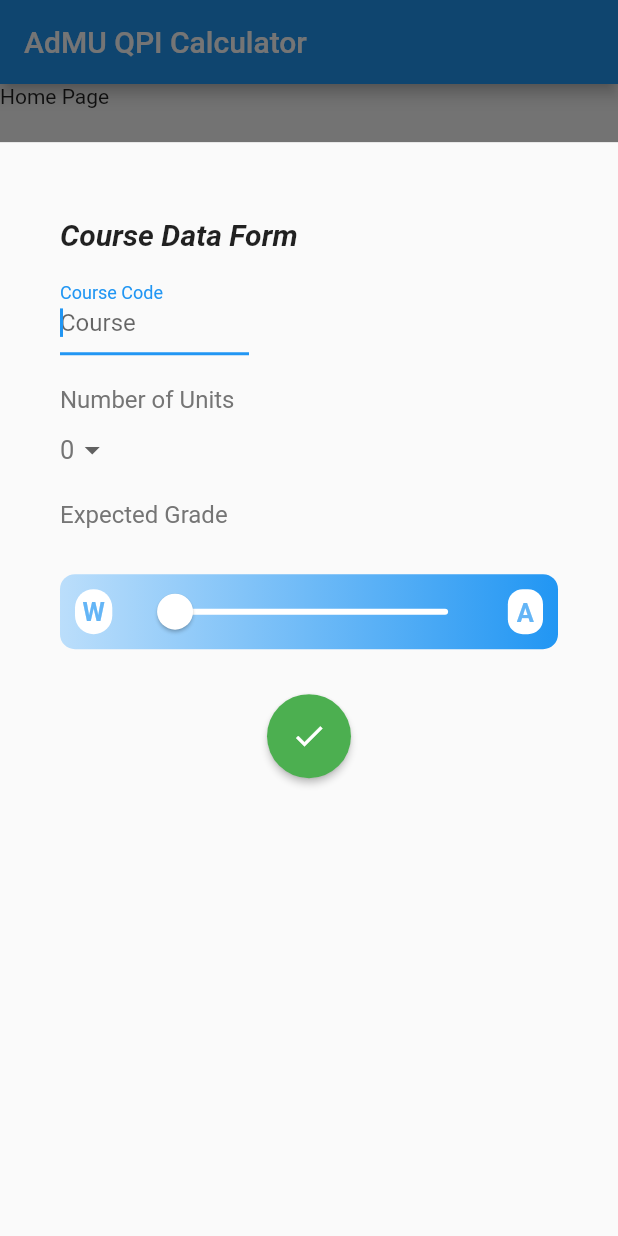
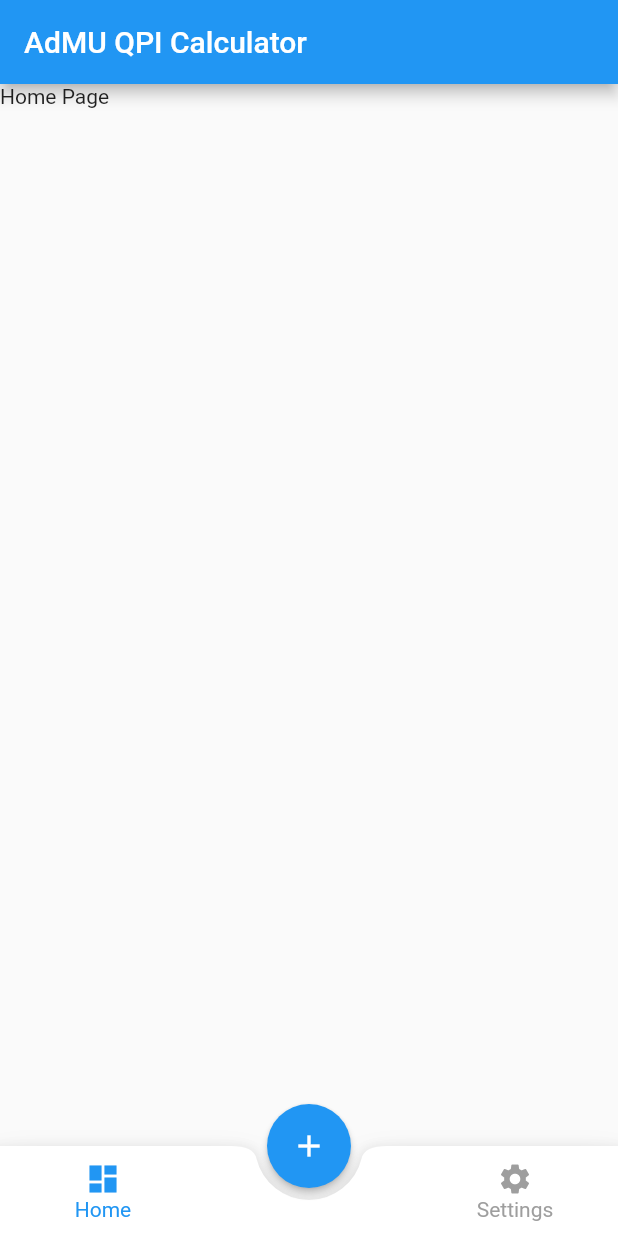
Before and after one commit to dsc-ateneo-de-manila-university/admu_qpi_calculator, a Flutter app: the screen it shows after launch, after a tap on the "add" icon, on a phone screen of 412 x 824 dp. Run offline on Flutter 3.47's test engine with Material 2 defaults, Android fonts, the phone set to English and light mode, and no system bars.

Commit message:
Revert "Rhed form screen"

```diff
--- a/lib/main.dart
+++ b/lib/main.dart
@@ -2,7 +2,7 @@ import 'package:admu_qpi_calculator/widgets/fab_bottom_app_bar.dart';
 import 'package:admu_qpi_calculator/screens/home.dart';
 import 'package:admu_qpi_calculator/screens/settings.dart';
 import 'package:flutter/material.dart';
-import 'package:admu_qpi_calculator/screens/form.dart';
+
 void main() => runApp(new MyApp());
 
 class MyApp extends StatelessWidget {
@@ -42,23 +42,6 @@ class _MainScreenState extends State<MainScreen> {
     });
   }
 
-  void displayBottomSheet(BuildContext context) {
-    showModalBottomSheet(
-        isScrollControlled: true,
-        context: context,
-        builder: (ctx) {
-          return Container(
-            height: MediaQuery.of(context).size.height * 0.885,
-            child: Center(
-              child: Padding(
-                padding: const EdgeInsets.fromLTRB(40 , 40 , 40, 40),
-                child: DataForm(),
-              ),
-            ),
-          );
-        });
-  }
-
   @override
   Widget build(BuildContext context) {
     return Scaffold(
@@ -81,7 +64,6 @@ class _MainScreenState extends State<MainScreen> {
         floatingActionButton: FloatingActionButton(
           onPressed: () {
             print("Floating Add Button Clicked");
-            displayBottomSheet(context);
           },
           tooltip: 'Add',
           child: Icon(Icons.add),
--- a/lib/screens/form.dart
+++ /dev/null
@@ -1,285 +0,0 @@
-import 'package:flutter/material.dart';
-
-class DataForm extends StatefulWidget {
-  @override
-  _DataFormState createState() => new _DataFormState();
-}
-
-class _DataFormState extends State<DataForm> {
-  final _formKey = GlobalKey<FormState>();
-
-  String _coursename = '';
-  String _code = '';
-  int _units = 0;
-  var myLetterGrade = "W";
-  var sliderValue = 0.0;
-  double _grade = -1;
-
-  @override
-  Widget build(BuildContext context) {
-    // Build a Form widget using the _formKey we created above
-    return GestureDetector(
-      onTap: () {
-        FocusScope.of(context).unfocus();
-      },
-      child: Form(
-          key: _formKey,
-          child: new ListView(
-            children: getFormWidget(),
-          )),
-    );
-  }
-
-  List<Widget> getFormWidget() {
-    List<Widget> formWidget = new List();
-
-    formWidget.add(new Container(
-      padding: EdgeInsets.fromLTRB(0, 10, 0, 10),
-      child: Text(
-        'Course Data Form',
-        style: TextStyle(
-            fontSize: 20,
-            fontWeight: FontWeight.w600,
-            fontStyle: FontStyle.italic),
-      ),
-    ));
-
-    formWidget.add(Container(
-      width: MediaQuery.of(context).size.width / 3,
-      padding:
-          EdgeInsets.fromLTRB(0, 0, MediaQuery.of(context).size.width * .5, 0),
-      child: new TextFormField(
-        autofocus: true,
-        decoration:
-            InputDecoration(labelText: 'Course Code', hintText: 'Course'),
-        validator: (value) {
-          if (value.isEmpty) {
-            return 'Please enter a Course Code';
-          }
-          return null;
-        },
-        onSaved: (value) {
-          setState(() {
-            _code = value;
-          });
-        },
-      ),
-    ));
-
-    formWidget.add(
-      new Container(
-        padding: EdgeInsets.fromLTRB(0, 0, 0, 0),
-        width: MediaQuery.of(context).size.width,
-        child: Column(
-          children: [
-            Align(
-              alignment: Alignment.centerLeft,
-              child: Container(
-                padding: EdgeInsets.fromLTRB(0, 20, 0, 0),
-                child: Text(
-                  'Number of Units',
-                  style: TextStyle(fontSize: 16, color: Colors.grey[600]),
-                ),
-              ),
-            ),
-            Container(
-              alignment: Alignment.topLeft,
-              child: DropdownButtonHideUnderline(
-                child: ButtonTheme(
-                  child: DropdownButton(
-                    hint: Text(
-                      _units.toString(),
-                      style: TextStyle(fontSize: 17, color: Colors.grey[600]),
-                    ),
-                    items: [
-                      DropdownMenuItem(
-                        child: Text("1"),
-                        value: 1,
-                      ),
-                      DropdownMenuItem(child: Text("2"), value: 2),
-                      DropdownMenuItem(child: Text("3"), value: 3),
-                      DropdownMenuItem(child: Text("4"), value: 4),
-                      DropdownMenuItem(child: Text("5"), value: 5),
-                      DropdownMenuItem(child: Text("6"), value: 6)
-                    ],
-                    onChanged: (value) {
-                      setState(() {
-                        _units = value;
-                      });
-                    },
-                  ),
-                ),
-              ),
-            ),
-          ],
-        ),
-      ),
-    );
-
-    formWidget.add(
-      Container(
-        padding: EdgeInsets.fromLTRB(0, 0, 0, 30),
-        child: new Column(
-          children: [
-            Align(
-              alignment: Alignment.centerLeft,
-              child: Container(
-                padding: EdgeInsets.fromLTRB(0, 10, 0, 30),
-                child: Text(
-                  'Expected Grade',
-                  style: TextStyle(fontSize: 16, color: Colors.grey[600]),
-                ),
-              ),
-            ),
-            Container(
-              child: Row(
-                mainAxisAlignment: MainAxisAlignment.spaceBetween,
-                mainAxisSize: MainAxisSize.max,
-                crossAxisAlignment: CrossAxisAlignment.start,
-                children: [
-                  Align(
-                    alignment: Alignment.bottomLeft,
-                    child: Container(
-                      padding: EdgeInsets.all(10),
-                      child: Container(
-                        padding: EdgeInsets.all(5),
-                        decoration: BoxDecoration(
-                          borderRadius: BorderRadius.circular(20),
-                          color: Colors.white,
-                        ),
-                        child: Text(
-                          'W',
-                          style: TextStyle(
-                            fontWeight: FontWeight.bold,
-                            color: Colors.blue[300],
-                            fontSize: 17,
-                          ),
-                        ),
-                      ),
-                    ),
-                  ),
-                  Container(
-                    width: 240,
-                    child: SliderTheme(
-                      data: SliderTheme.of(context).copyWith(
-                        activeTrackColor: Colors.lightBlue[400],
-                        inactiveTrackColor: Colors.white,
-                        trackShape: RoundedRectSliderTrackShape(),
-                        trackHeight: 4.0,
-                        thumbShape:
-                            RoundSliderThumbShape(enabledThumbRadius: 12.0),
-                        thumbColor: Colors.white,
-                        overlayColor: Colors.blue.withAlpha(32),
-                        overlayShape:
-                            RoundSliderOverlayShape(overlayRadius: 28.0),
-                        tickMarkShape: RoundSliderTickMarkShape(),
-                        activeTickMarkColor: Colors.lightBlue[400],
-                        inactiveTickMarkColor: Colors.white,
-                        valueIndicatorShape: PaddleSliderValueIndicatorShape(),
-                        valueIndicatorColor: Colors.white,
-                        valueIndicatorTextStyle: TextStyle(
-                          color: Colors.blue[300],
-                          fontWeight: FontWeight.bold,
-                          fontSize: 17,
-                        ),
-                      ),
-                      child: Slider(
-                        value: sliderValue,
-                        min: 0,
-                        max: 8,
-                        divisions: 8,
-                        label: myLetterGrade,
-                        onChanged: (value) {
-                          setState(
-                            () {
-                              sliderValue = value;
-                              if (sliderValue < 2.0) {
-                                myLetterGrade = "F";
-                                _grade = 0.0;
-                              }
-                              if (sliderValue >= 2.0 && sliderValue < 4.0) {
-                                myLetterGrade = "D";
-                                _grade = 1.0;
-                              }
-                              if (sliderValue >= 4.0 && sliderValue < 5.0) {
-                                myLetterGrade = "C";
-                                _grade = 2.0;
-                              }
-                              if (sliderValue >= 5.0 && sliderValue < 6.0) {
-                                myLetterGrade = "C+";
-                                _grade = 2.5;
-                              }
-                              if (sliderValue >= 6.0 && sliderValue < 7.0) {
-                                myLetterGrade = "B";
-                                _grade = 3.0;
-                              }
-                              if (sliderValue >= 7.0 && sliderValue < 8.0) {
-                                myLetterGrade = "B+";
-                                _grade = 3.5;
-                              }
-                              if (sliderValue == 8.0) {
-                                myLetterGrade = "A";
-                                _grade = 4.0;
-                              }
-                            },
-                          );
-                        },
-                      ),
-                    ),
-                  ),
-                  Align(
-                    alignment: Alignment.centerRight,
-                    child: Container(
-                      padding: EdgeInsets.all(10),
-                      child: Container(
-                        padding: EdgeInsets.all(6),
-                        decoration: BoxDecoration(
-                          borderRadius: BorderRadius.circular(10),
-                          color: Colors.white,
-                        ),
-                        child: Text(
-                          'A',
-                          style: TextStyle(
-                            fontWeight: FontWeight.bold,
-                            color: Colors.blue[300],
-                            fontSize: 17,
-                          ),
-                        ),
-                      ),
-                    ),
-                  ),
-                ],
-              ),
-              decoration: BoxDecoration(
-                borderRadius: BorderRadius.circular(10),
-                gradient: LinearGradient(colors: [Colors.blue[100], Colors.blue]),
-              ),
-              height: 50,
-            ),
-          ],
-        ),
-      ),
-    );
-
-    void onPressedSubmit() {
-      if (_formKey.currentState.validate()) {
-        _formKey.currentState.save();
-        var arr = new List(5);
-        arr[0] = _coursename;
-        arr[1] = _code;
-        arr[2] = _units;
-        arr[3] = _grade;
-        arr[4] = myLetterGrade;
-        print('form submitted');
-      }
-    }
-
-    formWidget.add(new FloatingActionButton(
-        child: new Icon(Icons.check),
-        backgroundColor: Colors.green,
-        elevation: 2.0,
-        onPressed: onPressedSubmit));
-
-    return formWidget;
-  }
-}
--- a/pubspec.yaml
+++ b/pubspec.yaml
@@ -23,6 +23,7 @@ environment:
 dependencies:
   flutter:
     sdk: flutter
+
 
   # The following adds the Cupertino Icons font to your application.
   # Use with the CupertinoIcons class for iOS style icons.
```
Also changed, not shown: pubspec.lock.
